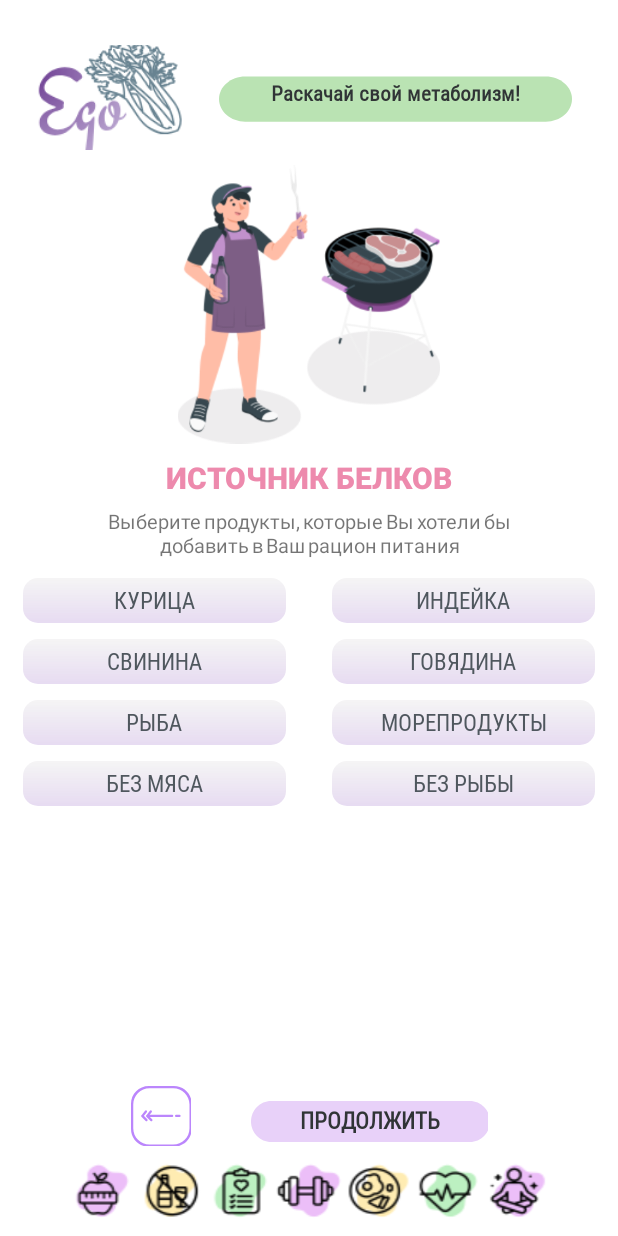
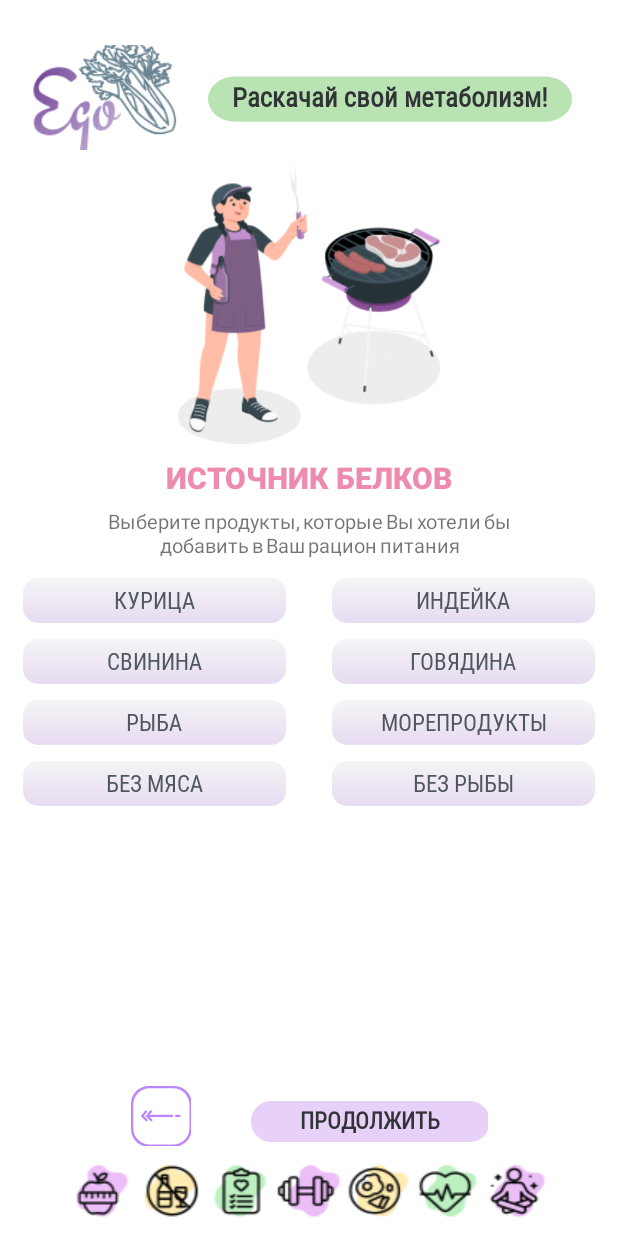
Before and after one commit to SergNif/FitHiltPart2, an Android app: the fragment Pg5SourceProteinFragment placed in its activity, on a phone screen of 412 x 824 dp. Run offline under Robolectric (Android 15) with nearby library versions, the phone set to English and light mode, and no system bars; our stand-ins replace Dagger/Hilt's generated code; 3 statements that could not run were skipped.

Commit message:
finish 1309 1

```diff
--- a/app/src/main/res/layout/fragment_pg5_source_protein.xml
+++ b/app/src/main/res/layout/fragment_pg5_source_protein.xml
@@ -34,7 +34,7 @@
             <TextView
                 style="@style/up_grin_text"
                 android:text="Раскачай свой метаболизм!"
-                android:textSize="14sp"
+
                 />
         </LinearLayout>
 
--- a/app/src/main/res/layout/fragment_pg6_source_fiber.xml
+++ b/app/src/main/res/layout/fragment_pg6_source_fiber.xml
@@ -37,7 +37,7 @@
 
                 android:text="Клетчатка Вам в помощь"
                 style="@style/up_grin_text"
-                android:textSize="14sp"
+
                 />
         </LinearLayout>
 
--- a/app/src/main/res/layout/fragment_pg7_foods.xml
+++ b/app/src/main/res/layout/fragment_pg7_foods.xml
@@ -40,7 +40,7 @@
 
                 android:text="Полезно - значит вкусно"
                 style="@style/up_grin_text"
-                android:textSize="14sp"
+
                 />
         </LinearLayout>
 
--- a/app/src/main/res/layout/fragment_pg8_water_drink.xml
+++ b/app/src/main/res/layout/fragment_pg8_water_drink.xml
@@ -37,8 +37,7 @@
             <TextView
                 android:text="Необходимо пить 1,5л воды"
                 style="@style/up_grin_text"
-                android:textSize="14sp"
-                android:padding="2sp"
+
                 />
         </LinearLayout>
 
--- a/app/src/main/res/layout/fragment_pg9_typical_day.xml
+++ b/app/src/main/res/layout/fragment_pg9_typical_day.xml
@@ -35,8 +35,6 @@
             <TextView
                 android:text="Будь лучше каждый день"
                 style="@style/up_grin_text"
-                android:textSize="15sp"
-                android:paddingHorizontal="2sp"
                 />
         </LinearLayout>
 
--- a/app/src/main/res/layout/pg1_fragment_ma_female1.xml
+++ b/app/src/main/res/layout/pg1_fragment_ma_female1.xml
@@ -38,8 +38,8 @@
                 />
 
             <TextView
-                android:layout_width="@dimen/width_green_btn_up"
-                android:layout_height="@dimen/hight_green_btn_up"
+                android:layout_width="wrap_content"
+                android:layout_height="wrap_content"
 
                 android:layout_marginTop="18dp"
                 android:layout_weight="1"
--- a/app/src/main/res/values/styles.xml
+++ b/app/src/main/res/values/styles.xml
@@ -370,11 +370,13 @@
         <item name="android:layout_marginHorizontal">15dp</item>
         <item name="android:layout_marginTop">20dp</item>
         <item name="android:layout_weight">1</item>
+        <item name="android:paddingHorizontal">2dp</item>
+
         <item name="android:background">@drawable/ic_fon_text_up</item>
         <item name="android:fontFamily">@font/roboto_condensed_regular</item>
         <item name="android:textAlignment">center</item>
         <item name="android:textColor">@color/color_text_up_black</item>
-        <item name="android:textSize">20sp</item>
+        <item name="android:textSize">18sp</item>
         <item name="android:textStyle">bold</item>
         <item name="android:paddingTop">2dp</item>
         <item name="android:paddingVertical">2dp</item>
```
